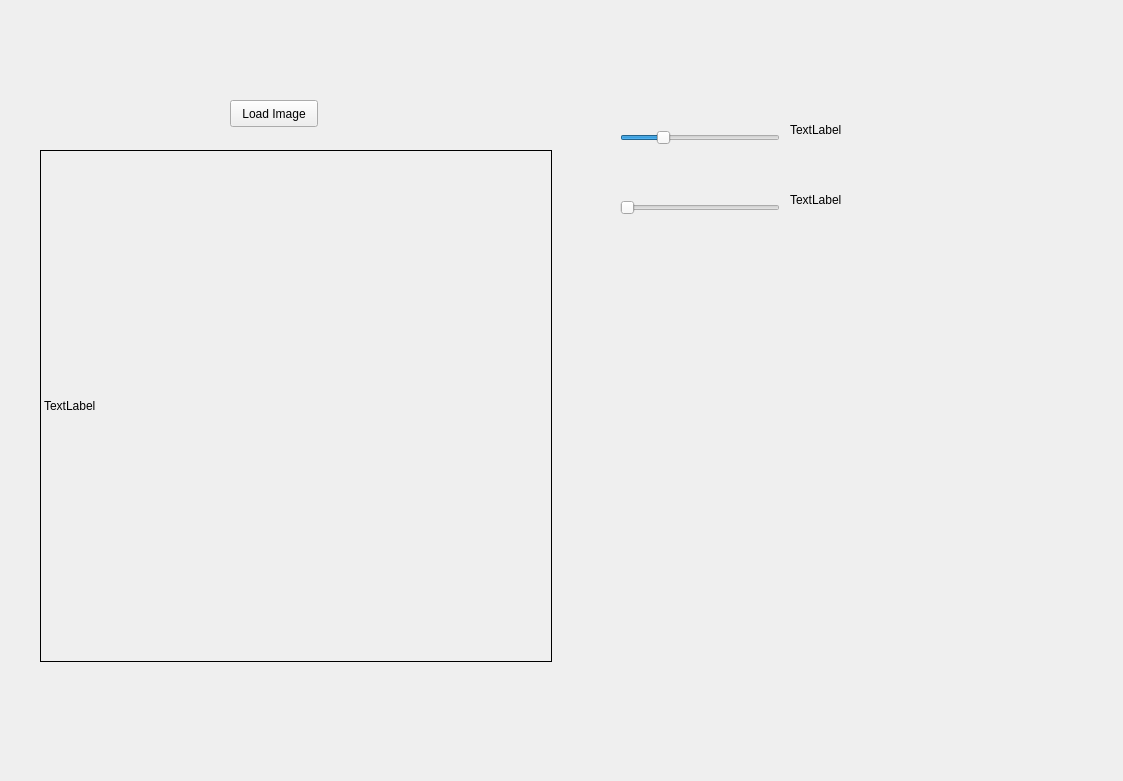
Before: the Qt Designer form app/widget.ui in lreithmayr/CT-Scan-Visualizer, drawn with Qt 5.
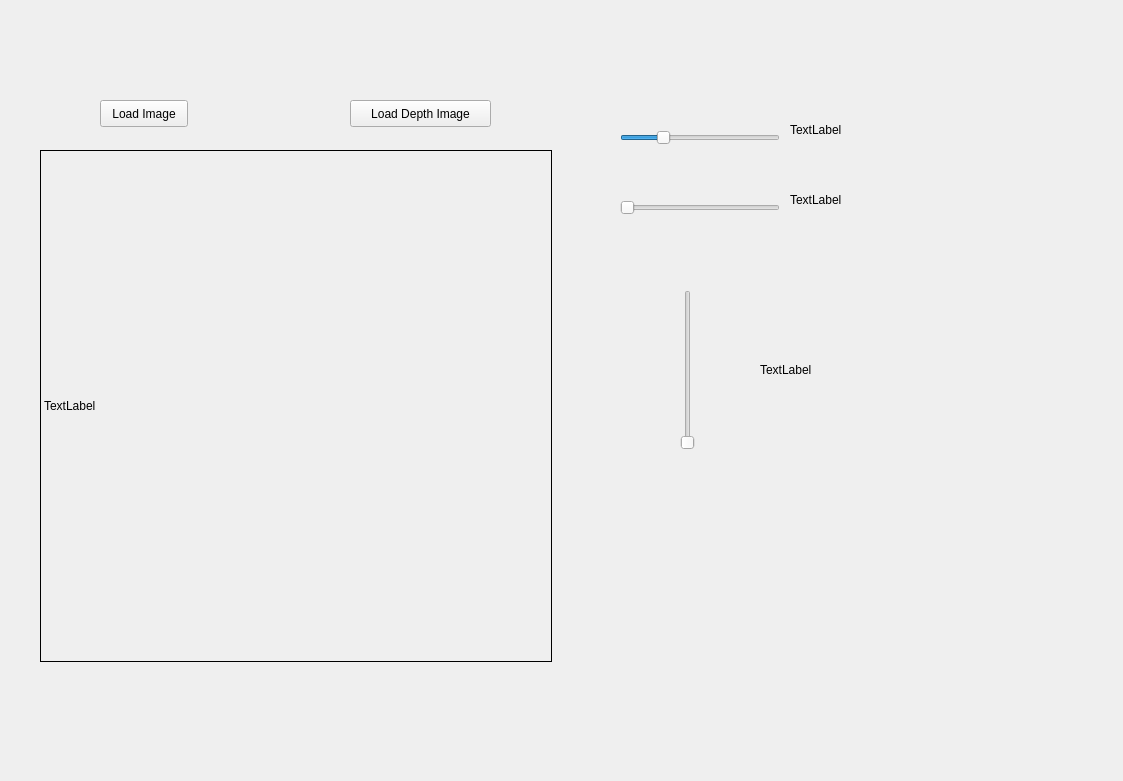
After: the same form once the commit is applied.

Commit message: * Added depth slider

The edit to the form file:
```diff
--- a/app/widget.ui
+++ b/app/widget.ui
@@ -32,7 +32,7 @@
   <widget class="QPushButton" name="pushButton_loadImage">
    <property name="geometry">
     <rect>
-     <x>230</x>
+     <x>100</x>
      <y>100</y>
      <width>88</width>
      <height>27</height>
@@ -109,6 +109,48 @@
     <string>TextLabel</string>
    </property>
   </widget>
+  <widget class="QPushButton" name="pushButton_loadImage3D">
+   <property name="geometry">
+    <rect>
+     <x>350</x>
+     <y>100</y>
+     <width>141</width>
+     <height>27</height>
+    </rect>
+   </property>
+   <property name="text">
+    <string>Load Depth Image</string>
+   </property>
+  </widget>
+  <widget class="QSlider" name="verticalSlider_depth">
+   <property name="geometry">
+    <rect>
+     <x>680</x>
+     <y>290</y>
+     <width>16</width>
+     <height>160</height>
+    </rect>
+   </property>
+   <property name="maximum">
+    <number>129</number>
+   </property>
+   <property name="orientation">
+    <enum>Qt::Vertical</enum>
+   </property>
+  </widget>
+  <widget class="QLabel" name="label_currentDepth">
+   <property name="geometry">
+    <rect>
+     <x>760</x>
+     <y>360</y>
+     <width>67</width>
+     <height>19</height>
+    </rect>
+   </property>
+   <property name="text">
+    <string>TextLabel</string>
+   </property>
+  </widget>
  </widget>
  <resources/>
  <connections/>
```
Left out of the diff: 3 changed lines with no effect on the pictures. The commit also changes 3 other files.
